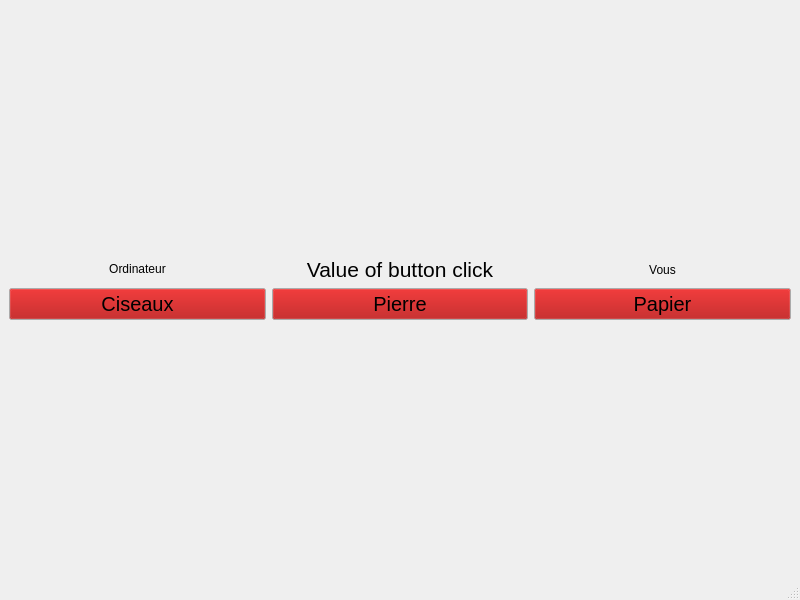
EnzoTlz/PFC, file mainwindow.ui: the form before one commit.
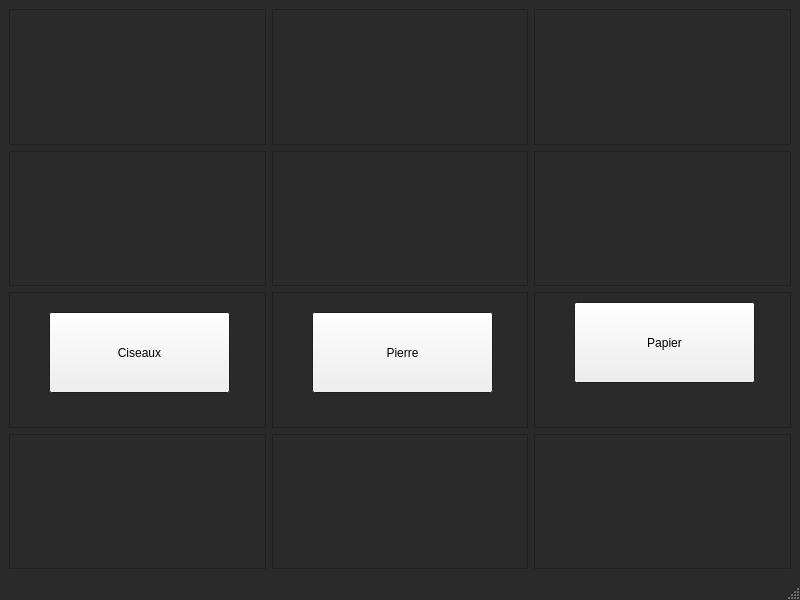
The form after the commit.

Commit message: start try clean ihm + add user message win/loose + count

```diff
--- a/mainwindow.ui
+++ b/mainwindow.ui
@@ -10,6 +10,79 @@
     <height>600</height>
    </rect>
   </property>
+  <property name="palette">
+   <palette>
+    <active>
+     <colorrole role="Light">
+      <brush brushstyle="SolidPattern">
+       <color alpha="255">
+        <red>0</red>
+        <green>0</green>
+        <blue>0</blue>
+       </color>
+      </brush>
+     </colorrole>
+     <colorrole role="Window">
+      <brush brushstyle="SolidPattern">
+       <color alpha="255">
+        <red>42</red>
+        <green>42</green>
+        <blue>42</blue>
+       </color>
+      </brush>
+     </colorrole>
+    </active>
+    <inactive>
+     <colorrole role="Light">
+      <brush brushstyle="SolidPattern">
+       <color alpha="255">
+        <red>0</red>
+        <green>0</green>
+        <blue>0</blue>
+       </color>
+      </brush>
+     </colorrole>
+     <colorrole role="Window">
+      <brush brushstyle="SolidPattern">
+       <color alpha="255">
+        <red>42</red>
+        <green>42</green>
+        <blue>42</blue>
+       </color>
+      </brush>
+     </colorrole>
+    </inactive>
+    <disabled>
+     <colorrole role="Light">
+      <brush brushstyle="SolidPattern">
+       <color alpha="255">
+        <red>0</red>
+        <green>0</green>
+        <blue>0</blue>
+       </color>
+      </brush>
+     </colorrole>
+     <colorrole role="Base">
+      <brush brushstyle="SolidPattern">
+       <color alpha="255">
+        <red>42</red>
+        <green>42</green>
+        <blue>42</blue>
+       </color>
+      </brush>
+     </colorrole>
+     <colorrole role="Window">
+      <brush brushstyle="SolidPattern">
+       <color alpha="255">
+        <red>42</red>
+        <green>42</green>
+        <blue>42</blue>
+       </color>
+      </brush>
+     </colorrole>
+    </disabled>
+   </palette>
+  </property>
   <property name="mouseTracking">
    <bool>false</bool>
   </property>
@@ -20,213 +93,475 @@
    <layout class="QVBoxLayout" name="verticalLayout">
     <item>
      <layout class="QGridLayout" name="gridLayout">
-      <item row="3" column="0">
-       <widget class="QPushButton" name="btn_Ciseaux">
-        <property name="sizePolicy">
-         <sizepolicy hsizetype="Minimum" vsizetype="Preferred">
-          <horstretch>0</horstretch>
-          <verstretch>0</verstretch>
-         </sizepolicy>
-        </property>
-        <property name="palette">
-         <palette>
-          <active>
-           <colorrole role="Button">
-            <brush brushstyle="SolidPattern">
-             <color alpha="255">
-              <red>170</red>
-              <green>0</green>
-              <blue>0</blue>
-             </color>
-            </brush>
-           </colorrole>
-          </active>
-          <inactive>
-           <colorrole role="Button">
-            <brush brushstyle="SolidPattern">
-             <color alpha="255">
-              <red>170</red>
-              <green>0</green>
-              <blue>0</blue>
-             </color>
-            </brush>
-           </colorrole>
-          </inactive>
-          <disabled>
-           <colorrole role="Button">
-            <brush brushstyle="SolidPattern">
-             <color alpha="255">
-              <red>170</red>
-              <green>0</green>
-              <blue>0</blue>
-             </color>
-            </brush>
-           </colorrole>
-          </disabled>
-         </palette>
-        </property>
-        <property name="font">
-         <font>
-          <pointsize>15</pointsize>
-         </font>
-        </property>
-        <property name="cursor">
-         <cursorShape>PointingHandCursor</cursorShape>
-        </property>
-        <property name="text">
-         <string>Ciseaux</string>
-        </property>
-       </widget>
-      </item>
-      <item row="3" column="2">
-       <widget class="QPushButton" name="btn_Papier">
-        <property name="palette">
-         <palette>
-          <active>
-           <colorrole role="Button">
-            <brush brushstyle="SolidPattern">
-             <color alpha="255">
-              <red>170</red>
-              <green>0</green>
-              <blue>0</blue>
-             </color>
-            </brush>
-           </colorrole>
-          </active>
-          <inactive>
-           <colorrole role="Button">
-            <brush brushstyle="SolidPattern">
-             <color alpha="255">
-              <red>170</red>
-              <green>0</green>
-              <blue>0</blue>
-             </color>
-            </brush>
-           </colorrole>
-          </inactive>
-          <disabled>
-           <colorrole role="Button">
-            <brush brushstyle="SolidPattern">
-             <color alpha="255">
-              <red>170</red>
-              <green>0</green>
-              <blue>0</blue>
-             </color>
-            </brush>
-           </colorrole>
-          </disabled>
-         </palette>
-        </property>
-        <property name="font">
-         <font>
-          <pointsize>15</pointsize>
-         </font>
-        </property>
-        <property name="cursor">
-         <cursorShape>PointingHandCursor</cursorShape>
-        </property>
-        <property name="text">
-         <string>Papier</string>
-        </property>
-       </widget>
-      </item>
-      <item row="3" column="1">
-       <widget class="QPushButton" name="btn_Pierre">
-        <property name="sizeIncrement">
-         <size>
-          <width>0</width>
-          <height>0</height>
-         </size>
-        </property>
-        <property name="palette">
-         <palette>
-          <active>
-           <colorrole role="Button">
-            <brush brushstyle="SolidPattern">
-             <color alpha="255">
-              <red>170</red>
-              <green>0</green>
-              <blue>0</blue>
-             </color>
-            </brush>
-           </colorrole>
-          </active>
-          <inactive>
-           <colorrole role="Button">
-            <brush brushstyle="SolidPattern">
-             <color alpha="255">
-              <red>170</red>
-              <green>0</green>
-              <blue>0</blue>
-             </color>
-            </brush>
-           </colorrole>
-          </inactive>
-          <disabled>
-           <colorrole role="Button">
-            <brush brushstyle="SolidPattern">
-             <color alpha="255">
-              <red>170</red>
-              <green>0</green>
-              <blue>0</blue>
-             </color>
-            </brush>
-           </colorrole>
-          </disabled>
-         </palette>
-        </property>
-        <property name="font">
-         <font>
-          <pointsize>15</pointsize>
-         </font>
-        </property>
-        <property name="cursor">
-         <cursorShape>PointingHandCursor</cursorShape>
-        </property>
-        <property name="text">
-         <string>Pierre</string>
-        </property>
-       </widget>
-      </item>
-      <item row="0" column="0">
-       <widget class="QLabel" name="label">
-        <property name="sizePolicy">
-         <sizepolicy hsizetype="Preferred" vsizetype="Fixed">
-          <horstretch>0</horstretch>
-          <verstretch>0</verstretch>
-         </sizepolicy>
-        </property>
-        <property name="text">
-         <string>Ordinateur</string>
-        </property>
-        <property name="alignment">
-         <set>Qt::AlignCenter</set>
-        </property>
-       </widget>
-      </item>
       <item row="0" column="1">
-       <widget class="QLabel" name="lb_PrintResult">
+       <widget class="QFrame" name="frame">
+        <property name="frameShape">
+         <enum>QFrame::StyledPanel</enum>
+        </property>
+        <property name="frameShadow">
+         <enum>QFrame::Raised</enum>
+        </property>
+       </widget>
+      </item>
+      <item row="0" column="3">
+       <widget class="QFrame" name="frame_3">
+        <property name="frameShape">
+         <enum>QFrame::StyledPanel</enum>
+        </property>
+        <property name="frameShadow">
+         <enum>QFrame::Raised</enum>
+        </property>
+       </widget>
+      </item>
+      <item row="3" column="1">
+       <widget class="QFrame" name="frame_10">
+        <property name="frameShape">
+         <enum>QFrame::StyledPanel</enum>
+        </property>
+        <property name="frameShadow">
+         <enum>QFrame::Raised</enum>
+        </property>
+       </widget>
+      </item>
+      <item row="1" column="1">
+       <widget class="QFrame" name="frame_5">
+        <property name="frameShape">
+         <enum>QFrame::StyledPanel</enum>
+        </property>
+        <property name="frameShadow">
+         <enum>QFrame::Raised</enum>
+        </property>
+        <widget class="QLabel" name="lb_PrintOrdi">
+         <property name="geometry">
+          <rect>
+           <x>20</x>
+           <y>50</y>
+           <width>211</width>
+           <height>31</height>
+          </rect>
+         </property>
+         <property name="text">
+          <string/>
+         </property>
+         <property name="alignment">
+          <set>Qt::AlignCenter</set>
+         </property>
+        </widget>
+       </widget>
+      </item>
+      <item row="1" column="3">
+       <widget class="QFrame" name="frame_6">
+        <property name="palette">
+         <palette>
+          <active>
+           <colorrole role="Light">
+            <brush brushstyle="SolidPattern">
+             <color alpha="255">
+              <red>0</red>
+              <green>0</green>
+              <blue>0</blue>
+             </color>
+            </brush>
+           </colorrole>
+           <colorrole role="Text">
+            <brush brushstyle="SolidPattern">
+             <color alpha="255">
+              <red>255</red>
+              <green>255</green>
+              <blue>255</blue>
+             </color>
+            </brush>
+           </colorrole>
+           <colorrole role="ToolTipText">
+            <brush brushstyle="SolidPattern">
+             <color alpha="255">
+              <red>0</red>
+              <green>0</green>
+              <blue>0</blue>
+             </color>
+            </brush>
+           </colorrole>
+           <colorrole role="PlaceholderText">
+            <brush brushstyle="SolidPattern">
+             <color alpha="128">
+              <red>0</red>
+              <green>0</green>
+              <blue>0</blue>
+             </color>
+            </brush>
+           </colorrole>
+          </active>
+          <inactive>
+           <colorrole role="Light">
+            <brush brushstyle="SolidPattern">
+             <color alpha="255">
+              <red>0</red>
+              <green>0</green>
+              <blue>0</blue>
+             </color>
+            </brush>
+           </colorrole>
+           <colorrole role="Text">
+            <brush brushstyle="SolidPattern">
+             <color alpha="255">
+              <red>255</red>
+              <green>255</green>
+              <blue>255</blue>
+             </color>
+            </brush>
+           </colorrole>
+           <colorrole role="ToolTipText">
+            <brush brushstyle="SolidPattern">
+             <color alpha="255">
+              <red>0</red>
+              <green>0</green>
+              <blue>0</blue>
+             </color>
+            </brush>
+           </colorrole>
+           <colorrole role="PlaceholderText">
+            <brush brushstyle="SolidPattern">
+             <color alpha="128">
+              <red>0</red>
+              <green>0</green>
+              <blue>0</blue>
+             </color>
+            </brush>
+           </colorrole>
+          </inactive>
+          <disabled>
+           <colorrole role="Light">
+            <brush brushstyle="SolidPattern">
+             <color alpha="255">
+              <red>0</red>
+              <green>0</green>
+              <blue>0</blue>
+             </color>
+            </brush>
+           </colorrole>
+           <colorrole role="ToolTipText">
+            <brush brushstyle="SolidPattern">
+             <color alpha="255">
+              <red>0</red>
+              <green>0</green>
+              <blue>0</blue>
+             </color>
+            </brush>
+           </colorrole>
+           <colorrole role="PlaceholderText">
+            <brush brushstyle="SolidPattern">
+             <color alpha="128">
+              <red>0</red>
+              <green>0</green>
+              <blue>0</blue>
+             </color>
+            </brush>
+           </colorrole>
+          </disabled>
+         </palette>
+        </property>
         <property name="font">
          <font>
-          <pointsize>16</pointsize>
+          <bold>true</bold>
          </font>
         </property>
-        <property name="text">
-         <string>Value of button click</string>
+        <property name="frameShape">
+         <enum>QFrame::StyledPanel</enum>
         </property>
-        <property name="alignment">
-         <set>Qt::AlignCenter</set>
+        <property name="frameShadow">
+         <enum>QFrame::Raised</enum>
         </property>
+        <widget class="QLabel" name="lb_PrintUser">
+         <property name="geometry">
+          <rect>
+           <x>20</x>
+           <y>50</y>
+           <width>211</width>
+           <height>31</height>
+          </rect>
+         </property>
+         <property name="text">
+          <string/>
+         </property>
+         <property name="alignment">
+          <set>Qt::AlignCenter</set>
+         </property>
+        </widget>
+       </widget>
+      </item>
+      <item row="2" column="2">
+       <widget class="QFrame" name="frame_8">
+        <property name="frameShape">
+         <enum>QFrame::StyledPanel</enum>
+        </property>
+        <property name="frameShadow">
+         <enum>QFrame::Raised</enum>
+        </property>
+        <widget class="QPushButton" name="btn_Pierre">
+         <property name="geometry">
+          <rect>
+           <x>40</x>
+           <y>20</y>
+           <width>181</width>
+           <height>81</height>
+          </rect>
+         </property>
+         <property name="text">
+          <string>Pierre</string>
+         </property>
+        </widget>
+       </widget>
+      </item>
+      <item row="3" column="2">
+       <widget class="QFrame" name="frame_11">
+        <property name="frameShape">
+         <enum>QFrame::StyledPanel</enum>
+        </property>
+        <property name="frameShadow">
+         <enum>QFrame::Raised</enum>
+        </property>
+       </widget>
+      </item>
+      <item row="2" column="1">
+       <widget class="QFrame" name="frame_7">
+        <property name="frameShape">
+         <enum>QFrame::StyledPanel</enum>
+        </property>
+        <property name="frameShadow">
+         <enum>QFrame::Raised</enum>
+        </property>
+        <widget class="QPushButton" name="btn_Ciseaux">
+         <property name="geometry">
+          <rect>
+           <x>40</x>
+           <y>20</y>
+           <width>181</width>
+           <height>81</height>
+          </rect>
+         </property>
+         <property name="text">
+          <string>Ciseaux</string>
+         </property>
+        </widget>
+       </widget>
+      </item>
+      <item row="3" column="3">
+       <widget class="QFrame" name="frame_12">
+        <property name="frameShape">
+         <enum>QFrame::StyledPanel</enum>
+        </property>
+        <property name="frameShadow">
+         <enum>QFrame::Raised</enum>
+        </property>
+       </widget>
+      </item>
+      <item row="2" column="3">
+       <widget class="QFrame" name="frame_9">
+        <property name="frameShape">
+         <enum>QFrame::StyledPanel</enum>
+        </property>
+        <property name="frameShadow">
+         <enum>QFrame::Raised</enum>
+        </property>
+        <widget class="QPushButton" name="btn_Papier">
+         <property name="geometry">
+          <rect>
+           <x>40</x>
+           <y>10</y>
+           <width>181</width>
+           <height>81</height>
+          </rect>
+         </property>
+         <property name="text">
+          <string>Papier</string>
+         </property>
+        </widget>
+       </widget>
+      </item>
+      <item row="1" column="2">
+       <widget class="QFrame" name="frame_4">
+        <property name="palette">
+         <palette>
+          <active>
+           <colorrole role="WindowText">
+            <brush brushstyle="SolidPattern">
+             <color alpha="255">
+              <red>255</red>
+              <green>255</green>
+              <blue>255</blue>
+             </color>
+            </brush>
+           </colorrole>
+           <colorrole role="Light">
+            <brush brushstyle="SolidPattern">
+             <color alpha="255">
+              <red>255</red>
+              <green>255</green>
+              <blue>255</blue>
+             </color>
+            </brush>
+           </colorrole>
+           <colorrole role="Text">
+            <brush brushstyle="SolidPattern">
+             <color alpha="255">
+              <red>255</red>
+              <green>255</green>
+              <blue>255</blue>
+             </color>
+            </brush>
+           </colorrole>
+           <colorrole role="ButtonText">
+            <brush brushstyle="SolidPattern">
+             <color alpha="255">
+              <red>255</red>
+              <green>255</green>
+              <blue>255</blue>
+             </color>
+            </brush>
+           </colorrole>
+           <colorrole role="ToolTipText">
+            <brush brushstyle="SolidPattern">
+             <color alpha="255">
+              <red>255</red>
+              <green>255</green>
+              <blue>255</blue>
+             </color>
+            </brush>
+           </colorrole>
+          </active>
+          <inactive>
+           <colorrole role="WindowText">
+            <brush brushstyle="SolidPattern">
+             <color alpha="255">
+              <red>255</red>
+              <green>255</green>
+              <blue>255</blue>
+             </color>
+            </brush>
+           </colorrole>
+           <colorrole role="Light">
+            <brush brushstyle="SolidPattern">
+             <color alpha="255">
+              <red>255</red>
+              <green>255</green>
+              <blue>255</blue>
+             </color>
+            </brush>
+           </colorrole>
+           <colorrole role="Text">
+            <brush brushstyle="SolidPattern">
+             <color alpha="255">
+              <red>255</red>
+              <green>255</green>
+              <blue>255</blue>
+             </color>
+            </brush>
+           </colorrole>
+           <colorrole role="ButtonText">
+            <brush brushstyle="SolidPattern">
+             <color alpha="255">
+              <red>255</red>
+              <green>255</green>
+              <blue>255</blue>
+             </color>
+            </brush>
+           </colorrole>
+           <colorrole role="ToolTipText">
+            <brush brushstyle="SolidPattern">
+             <color alpha="255">
+              <red>255</red>
+              <green>255</green>
+              <blue>255</blue>
+             </color>
+            </brush>
+           </colorrole>
+          </inactive>
+          <disabled>
+           <colorrole role="Light">
+            <brush brushstyle="SolidPattern">
+             <color alpha="255">
+              <red>255</red>
+              <green>255</green>
+              <blue>255</blue>
+             </color>
+            </brush>
+           </colorrole>
+           <colorrole role="ToolTipText">
+            <brush brushstyle="SolidPattern">
+             <color alpha="255">
+              <red>255</red>
+              <green>255</green>
+              <blue>255</blue>
+             </color>
+            </brush>
+           </colorrole>
+          </disabled>
+         </palette>
+        </property>
+        <property name="frameShape">
+         <enum>QFrame::StyledPanel</enum>
+        </property>
+        <property name="frameShadow">
+         <enum>QFrame::Raised</enum>
+        </property>
+        <widget class="QLabel" name="lb_PrintResult">
+         <property name="geometry">
+          <rect>
+           <x>20</x>
+           <y>40</y>
+           <width>211</width>
+           <height>31</height>
+          </rect>
+         </property>
+         <property name="text">
+          <string/>
+         </property>
+         <property name="alignment">
+          <set>Qt::AlignCenter</set>
+         </property>
+        </widget>
        </widget>
       </item>
       <item row="0" column="2">
-       <widget class="QLabel" name="label_2">
-        <property name="text">
-         <string>Vous</string>
+       <widget class="QFrame" name="frame_2">
+        <property name="frameShape">
+         <enum>QFrame::StyledPanel</enum>
         </property>
-        <property name="alignment">
-         <set>Qt::AlignCenter</set>
+        <property name="frameShadow">
+         <enum>QFrame::Raised</enum>
         </property>
+        <widget class="QLabel" name="lb_Score">
+         <property name="geometry">
+          <rect>
+           <x>20</x>
+           <y>50</y>
+           <width>211</width>
+           <height>31</height>
+          </rect>
+         </property>
+         <property name="text">
+          <string/>
+         </property>
+         <property name="alignment">
+          <set>Qt::AlignCenter</set>
+         </property>
+        </widget>
+        <widget class="QLabel" name="lb_PrintUser_2">
+         <property name="geometry">
+          <rect>
+           <x>0</x>
+           <y>0</y>
+           <width>211</width>
+           <height>31</height>
+          </rect>
+         </property>
+         <property name="text">
+          <string/>
+         </property>
+         <property name="alignment">
+          <set>Qt::AlignCenter</set>
+         </property>
+        </widget>
        </widget>
       </item>
      </layout>
```
The commit also changes 2 other files.
